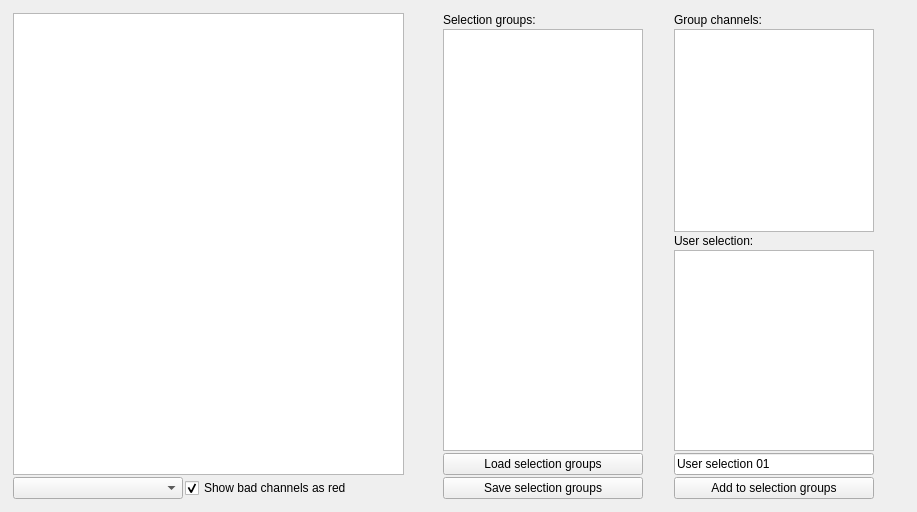
Before: the Qt Designer form libraries/disp/viewers/formfiles/channelselectionview.ui in mne-tools/mne-cpp, drawn with Qt 5.
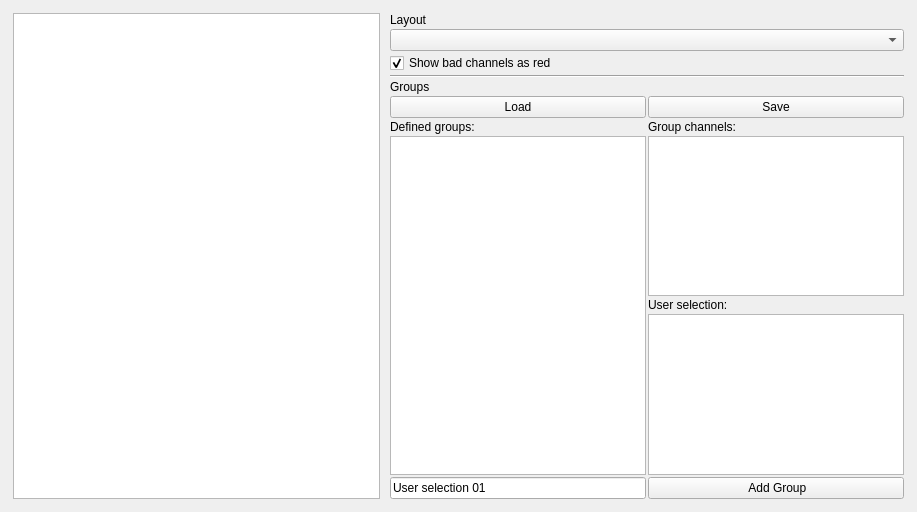
After: the same form once the commit is applied.

What changed in the file:
```diff
--- a/libraries/disp/viewers/formfiles/channelselectionview.ui
+++ b/libraries/disp/viewers/formfiles/channelselectionview.ui
@@ -39,19 +39,6 @@
         </property>
         <item>
          <layout class="QGridLayout" name="gridLayout_5">
-          <item row="1" column="2">
-           <spacer name="horizontalSpacer">
-            <property name="orientation">
-             <enum>Qt::Horizontal</enum>
-            </property>
-            <property name="sizeHint" stdset="0">
-             <size>
-              <width>40</width>
-              <height>20</height>
-             </size>
-            </property>
-           </spacer>
-          </item>
           <item row="0" column="0" colspan="3">
            <widget class="QGraphicsView" name="m_graphicsView_layoutPlot">
             <property name="mouseTracking">
@@ -71,38 +58,6 @@
             </property>
            </widget>
           </item>
-          <item row="1" column="1">
-           <widget class="QCheckBox" name="m_checkBox_showBadChannelsAsRed">
-            <property name="text">
-             <string>Show bad channels as red</string>
-            </property>
-            <property name="checked">
-             <bool>true</bool>
-            </property>
-           </widget>
-          </item>
-          <item row="1" column="0">
-           <widget class="QComboBox" name="m_comboBox_layoutFile">
-            <property name="sizePolicy">
-             <sizepolicy hsizetype="Fixed" vsizetype="Fixed">
-              <horstretch>0</horstretch>
-              <verstretch>0</verstretch>
-             </sizepolicy>
-            </property>
-            <property name="minimumSize">
-             <size>
-              <width>170</width>
-              <height>0</height>
-             </size>
-            </property>
-            <property name="maximumSize">
-             <size>
-              <width>170</width>
-              <height>16777215</height>
-             </size>
-            </property>
-           </widget>
-          </item>
          </layout>
         </item>
        </layout>
@@ -128,54 +83,47 @@
         </property>
         <item>
          <layout class="QGridLayout" name="gridLayout_6">
-          <item row="5" column="0">
-           <widget class="QPushButton" name="m_pushButton_loadSelection">
-            <property name="enabled">
-             <bool>true</bool>
-            </property>
-            <property name="sizePolicy">
-             <sizepolicy hsizetype="Preferred" vsizetype="Fixed">
-              <horstretch>0</horstretch>
-              <verstretch>0</verstretch>
-             </sizepolicy>
-            </property>
-            <property name="minimumSize">
-             <size>
-              <width>0</width>
-              <height>0</height>
-             </size>
-            </property>
-            <property name="maximumSize">
-             <size>
-              <width>200</width>
-              <height>16777215</height>
-             </size>
-            </property>
-            <property name="text">
-             <string>Load selection groups</string>
-            </property>
-           </widget>
-          </item>
-          <item row="3" column="1">
-           <widget class="QLabel" name="label_5">
+          <item row="10" column="1">
+           <widget class="QLabel" name="label">
             <property name="sizePolicy">
              <sizepolicy hsizetype="Minimum" vsizetype="Minimum">
               <horstretch>0</horstretch>
               <verstretch>0</verstretch>
              </sizepolicy>
             </property>
-            <property name="maximumSize">
+            <property name="text">
+             <string>Group channels:</string>
+            </property>
+           </widget>
+          </item>
+          <item row="14" column="2">
+           <spacer name="verticalSpacer_2">
+            <property name="orientation">
+             <enum>Qt::Vertical</enum>
+            </property>
+            <property name="sizeHint" stdset="0">
              <size>
-              <width>150</width>
-              <height>16777215</height>
+              <width>0</width>
+              <height>40</height>
              </size>
             </property>
+           </spacer>
+          </item>
+          <item row="0" column="0">
+           <widget class="QLabel" name="label_3">
             <property name="text">
-             <string>User selection:</string>
+             <string>Layout</string>
             </property>
            </widget>
           </item>
-          <item row="1" column="1" rowspan="2">
+          <item row="7" column="0">
+           <widget class="QLabel" name="label_4">
+            <property name="text">
+             <string>Groups</string>
+            </property>
+           </widget>
+          </item>
+          <item row="11" column="1" rowspan="2">
            <widget class="QListWidget" name="m_listWidget_visibleChannels">
             <property name="sizePolicy">
              <sizepolicy hsizetype="Expanding" vsizetype="Expanding">
@@ -191,7 +139,7 @@
             </property>
             <property name="maximumSize">
              <size>
-              <width>200</width>
+              <width>300</width>
               <height>16777215</height>
              </size>
             </property>
@@ -209,70 +157,7 @@
             </property>
            </widget>
           </item>
-          <item row="0" column="0">
-           <widget class="QLabel" name="label_2">
-            <property name="sizePolicy">
-             <sizepolicy hsizetype="Fixed" vsizetype="Fixed">
-              <horstretch>0</horstretch>
-              <verstretch>0</verstretch>
-             </sizepolicy>
-            </property>
-            <property name="minimumSize">
-             <size>
-              <width>150</width>
-              <height>0</height>
-             </size>
-            </property>
-            <property name="maximumSize">
-             <size>
-              <width>150</width>
-              <height>16777215</height>
-             </size>
-            </property>
-            <property name="text">
-             <string>Selection groups:</string>
-            </property>
-           </widget>
-          </item>
-          <item row="0" column="1">
-           <widget class="QLabel" name="label">
-            <property name="sizePolicy">
-             <sizepolicy hsizetype="Minimum" vsizetype="Minimum">
-              <horstretch>0</horstretch>
-              <verstretch>0</verstretch>
-             </sizepolicy>
-            </property>
-            <property name="text">
-             <string>Group channels:</string>
-            </property>
-           </widget>
-          </item>
-          <item row="6" column="1">
-           <widget class="QPushButton" name="m_pushButton_addToSelectionGroups">
-            <property name="sizePolicy">
-             <sizepolicy hsizetype="Fixed" vsizetype="Fixed">
-              <horstretch>0</horstretch>
-              <verstretch>0</verstretch>
-             </sizepolicy>
-            </property>
-            <property name="minimumSize">
-             <size>
-              <width>150</width>
-              <height>0</height>
-             </size>
-            </property>
-            <property name="maximumSize">
-             <size>
-              <width>200</width>
-              <height>16777215</height>
-             </size>
-            </property>
-            <property name="text">
-             <string>Add to selection groups</string>
-            </property>
-           </widget>
-          </item>
-          <item row="1" column="0" rowspan="4">
+          <item row="11" column="0" rowspan="4">
            <widget class="QListWidget" name="m_listWidget_selectionGroups">
             <property name="sizePolicy">
              <sizepolicy hsizetype="Expanding" vsizetype="Preferred">
@@ -288,13 +173,20 @@
             </property>
             <property name="maximumSize">
              <size>
-              <width>200</width>
+              <width>300</width>
               <height>16777215</height>
              </size>
             </property>
            </widget>
           </item>
-          <item row="6" column="0">
+          <item row="4" column="0" colspan="2">
+           <widget class="Line" name="line">
+            <property name="orientation">
+             <enum>Qt::Horizontal</enum>
+            </property>
+           </widget>
+          </item>
+          <item row="8" column="1">
            <widget class="QPushButton" name="m_pushButton_saveSelection">
             <property name="enabled">
              <bool>true</bool>
@@ -313,16 +205,183 @@
             </property>
             <property name="maximumSize">
              <size>
-              <width>200</width>
+              <width>300</width>
               <height>16777215</height>
              </size>
             </property>
             <property name="text">
-             <string>Save selection groups</string>
+             <string>Save</string>
             </property>
            </widget>
           </item>
-          <item row="4" column="1">
+          <item row="13" column="1">
+           <widget class="QLabel" name="label_5">
+            <property name="sizePolicy">
+             <sizepolicy hsizetype="Minimum" vsizetype="Minimum">
+              <horstretch>0</horstretch>
+              <verstretch>0</verstretch>
+             </sizepolicy>
+            </property>
+            <property name="maximumSize">
+             <size>
+              <width>150</width>
+              <height>16777215</height>
+             </size>
+            </property>
+            <property name="text">
+             <string>User selection:</string>
+            </property>
+           </widget>
+          </item>
+          <item row="16" column="1">
+           <widget class="QPushButton" name="m_pushButton_addToSelectionGroups">
+            <property name="sizePolicy">
+             <sizepolicy hsizetype="Fixed" vsizetype="Fixed">
+              <horstretch>0</horstretch>
+              <verstretch>0</verstretch>
+             </sizepolicy>
+            </property>
+            <property name="minimumSize">
+             <size>
+              <width>150</width>
+              <height>0</height>
+             </size>
+            </property>
+            <property name="maximumSize">
+             <size>
+              <width>300</width>
+              <height>16777215</height>
+             </size>
+            </property>
+            <property name="text">
+             <string> Add Group</string>
+            </property>
+           </widget>
+          </item>
+          <item row="1" column="0" colspan="2">
+           <widget class="QComboBox" name="m_comboBox_layoutFile">
+            <property name="sizePolicy">
+             <sizepolicy hsizetype="Expanding" vsizetype="Fixed">
+              <horstretch>0</horstretch>
+              <verstretch>0</verstretch>
+             </sizepolicy>
+            </property>
+            <property name="minimumSize">
+             <size>
+              <width>150</width>
+              <height>0</height>
+             </size>
+            </property>
+            <property name="maximumSize">
+             <size>
+              <width>800</width>
+              <height>16777215</height>
+             </size>
+            </property>
+           </widget>
+          </item>
+          <item row="16" column="0">
+           <widget class="QLineEdit" name="m_lineEdit_selectionGroupName">
+            <property name="sizePolicy">
+             <sizepolicy hsizetype="Fixed" vsizetype="Fixed">
+              <horstretch>0</horstretch>
+              <verstretch>0</verstretch>
+             </sizepolicy>
+            </property>
+            <property name="minimumSize">
+             <size>
+              <width>150</width>
+              <height>0</height>
+             </size>
+            </property>
+            <property name="maximumSize">
+             <size>
+              <width>300</width>
+              <height>16777215</height>
+             </size>
+            </property>
+            <property name="text">
+             <string>User selection 01</string>
+            </property>
+           </widget>
+          </item>
+          <item row="8" column="0">
+           <widget class="QPushButton" name="m_pushButton_loadSelection">
+            <property name="enabled">
+             <bool>true</bool>
+            </property>
+            <property name="sizePolicy">
+             <sizepolicy hsizetype="Preferred" vsizetype="Fixed">
+              <horstretch>0</horstretch>
+              <verstretch>0</verstretch>
+             </sizepolicy>
+            </property>
+            <property name="minimumSize">
+             <size>
+              <width>0</width>
+              <height>0</height>
+             </size>
+            </property>
+            <property name="maximumSize">
+             <size>
+              <width>300</width>
+              <height>16777215</height>
+             </size>
+            </property>
+            <property name="text">
+             <string>Load</string>
+            </property>
+           </widget>
+          </item>
+          <item row="2" column="0" colspan="2">
+           <widget class="QCheckBox" name="m_checkBox_showBadChannelsAsRed">
+            <property name="text">
+             <string>Show bad channels as red</string>
+            </property>
+            <property name="checked">
+             <bool>true</bool>
+            </property>
+           </widget>
+          </item>
+          <item row="11" column="2">
+           <spacer name="verticalSpacer">
+            <property name="orientation">
+             <enum>Qt::Vertical</enum>
+            </property>
+            <property name="sizeHint" stdset="0">
+             <size>
+              <width>0</width>
+              <height>40</height>
+             </size>
+            </property>
+           </spacer>
+          </item>
+          <item row="10" column="0">
+           <widget class="QLabel" name="label_2">
+            <property name="sizePolicy">
+             <sizepolicy hsizetype="Fixed" vsizetype="Fixed">
+              <horstretch>0</horstretch>
+              <verstretch>0</verstretch>
+             </sizepolicy>
+            </property>
+            <property name="minimumSize">
+             <size>
+              <width>150</width>
+              <height>0</height>
+             </size>
+            </property>
+            <property name="maximumSize">
+             <size>
+              <width>150</width>
+              <height>16777215</height>
+             </size>
+            </property>
+            <property name="text">
+             <string>Defined groups:</string>
+            </property>
+           </widget>
+          </item>
+          <item row="14" column="1">
            <widget class="QListWidget" name="m_listWidget_userDefined">
             <property name="sizePolicy">
              <sizepolicy hsizetype="Expanding" vsizetype="Expanding">
@@ -338,7 +397,7 @@
             </property>
             <property name="maximumSize">
              <size>
-              <width>200</width>
+              <width>300</width>
               <height>16777215</height>
              </size>
             </property>
@@ -359,57 +418,6 @@
             </property>
            </widget>
           </item>
-          <item row="5" column="1">
-           <widget class="QLineEdit" name="m_lineEdit_selectionGroupName">
-            <property name="sizePolicy">
-             <sizepolicy hsizetype="Fixed" vsizetype="Fixed">
-              <horstretch>0</horstretch>
-              <verstretch>0</verstretch>
-             </sizepolicy>
-            </property>
-            <property name="minimumSize">
-             <size>
-              <width>150</width>
-              <height>0</height>
-             </size>
-            </property>
-            <property name="maximumSize">
-             <size>
-              <width>200</width>
-              <height>16777215</height>
-             </size>
-            </property>
-            <property name="text">
-             <string>User selection 01</string>
-            </property>
-           </widget>
-          </item>
-          <item row="1" column="2">
-           <spacer name="verticalSpacer">
-            <property name="orientation">
-             <enum>Qt::Vertical</enum>
-            </property>
-            <property name="sizeHint" stdset="0">
-             <size>
-              <width>0</width>
-              <height>40</height>
-             </size>
-            </property>
-           </spacer>
-          </item>
-          <item row="4" column="2">
-           <spacer name="verticalSpacer_2">
-            <property name="orientation">
-             <enum>Qt::Vertical</enum>
-            </property>
-            <property name="sizeHint" stdset="0">
-             <size>
-              <width>0</width>
-              <height>40</height>
-             </size>
-            </property>
-           </spacer>
-          </item>
          </layout>
         </item>
        </layout>
```
